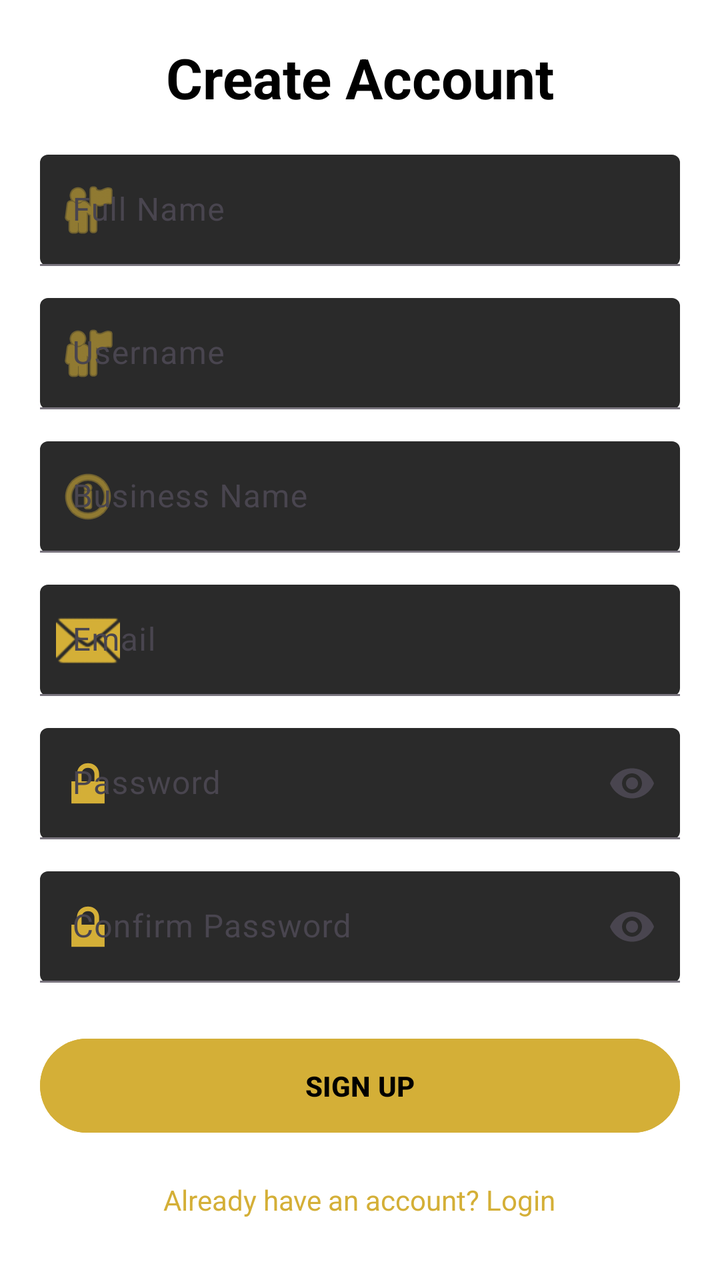
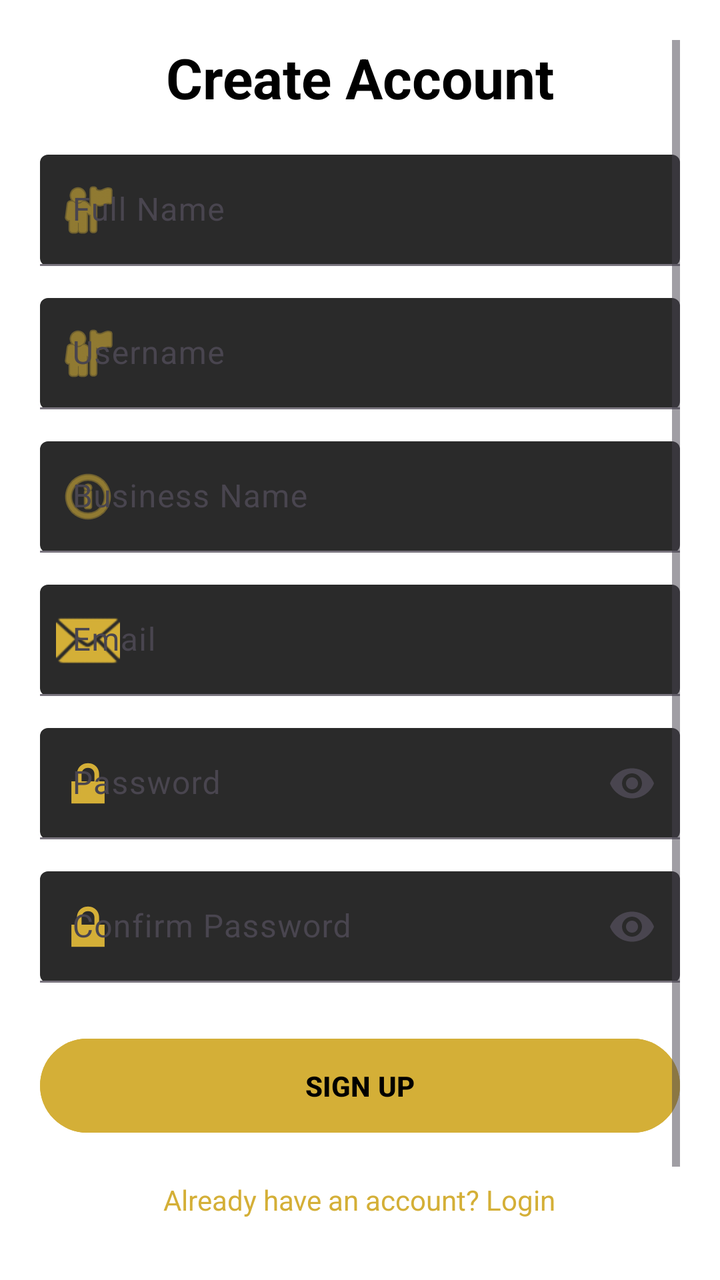

Two renders of the same Android screen: before a commit and after it. Below are the layout's source before the change and the commit's diff.
<!-- AndroidManifest.xml: application theme Theme._10 -->
<!-- res/layout/activity_sign_up.xml -->
<?xml version="1.0" encoding="utf-8"?>
<ScrollView xmlns:android="http://schemas.android.com/apk/res/android"
    xmlns:app="http://schemas.android.com/apk/res-auto"
    android:layout_width="match_parent"
    android:layout_height="match_parent"
    android:padding="20dp"
    android:background="#FFFFFF">

    <LinearLayout
        android:layout_width="match_parent"
        android:layout_height="wrap_content"
        android:orientation="vertical">

        
        <TextView
            android:layout_width="match_parent"
            android:layout_height="wrap_content"
            android:text="Create Account"
            android:textSize="28sp"
            android:textStyle="bold"
            android:gravity="center"
            android:textColor="#000000"
            android:layout_marginBottom="20dp"/>

        
        <com.google.android.material.textfield.TextInputLayout
            android:layout_width="match_parent"
            android:layout_height="wrap_content"
            android:hint="Full Name"
            app:boxBackgroundMode="filled"
            app:boxBackgroundColor="#2A2A2A"
            app:startIconDrawable="@android:drawable/ic_menu_myplaces"
            app:startIconTint="#D4AF37">

            <com.google.android.material.textfield.TextInputEditText
                android:id="@+id/etFullname"
                android:layout_width="match_parent"
                android:layout_height="wrap_content"
                android:textColor="#FFFFFF"/>
        </com.google.android.material.textfield.TextInputLayout>

        
        <com.google.android.material.textfield.TextInputLayout
            android:layout_width="match_parent"
            android:layout_height="wrap_content"
            android:layout_marginTop="16dp"
            android:hint="Username"
            app:boxBackgroundMode="filled"
            app:boxBackgroundColor="#2A2A2A"
            app:startIconDrawable="@android:drawable/ic_menu_myplaces"
            app:startIconTint="#D4AF37">

            <com.google.android.material.textfield.TextInputEditText
                android:id="@+id/etUsername"
                android:layout_width="match_parent"
                android:layout_height="wrap_content"
                android:textColor="#FFFFFF"/>
        </com.google.android.material.textfield.TextInputLayout>

        
        <com.google.android.material.textfield.TextInputLayout
            android:layout_width="match_parent"
            android:layout_height="wrap_content"
            android:layout_marginTop="16dp"
            android:hint="Business Name"
            app:boxBackgroundMode="filled"
            app:boxBackgroundColor="#2A2A2A"
            app:startIconDrawable="@android:drawable/ic_menu_info_details"
            app:startIconTint="#D4AF37">

            <com.google.android.material.textfield.TextInputEditText
                android:id="@+id/etBusinessName"
                android:layout_width="match_parent"
                android:layout_height="wrap_content"
                android:textColor="#FFFFFF"/>
        </com.google.android.material.textfield.TextInputLayout>

        
        <com.google.android.material.textfield.TextInputLayout
            android:layout_width="match_parent"
            android:layout_height="wrap_content"
            android:layout_marginTop="16dp"
            android:hint="Email"
            app:boxBackgroundMode="filled"
            app:boxBackgroundColor="#2A2A2A"
            app:startIconDrawable="@android:drawable/ic_dialog_email"
            app:startIconTint="#D4AF37">

            <com.google.android.material.textfield.TextInputEditText
                android:id="@+id/etEmail"
                android:layout_width="match_parent"
                android:layout_height="wrap_content"
                android:inputType="textEmailAddress"
                android:textColor="#FFFFFF"/>
        </com.google.android.material.textfield.TextInputLayout>

        
        <com.google.android.material.textfield.TextInputLayout
            android:layout_width="match_parent"
            android:layout_height="wrap_content"
            android:layout_marginTop="16dp"
            android:hint="Password"
            app:endIconMode="password_toggle"
            app:boxBackgroundMode="filled"
            app:boxBackgroundColor="#2A2A2A"
            app:startIconDrawable="@android:drawable/ic_lock_lock"
            app:startIconTint="#D4AF37">

            <com.google.android.material.textfield.TextInputEditText
                android:id="@+id/etPassword"
                android:layout_width="match_parent"
                android:layout_height="wrap_content"
                android:inputType="textPassword"
                android:textColor="#FFFFFF"/>
        </com.google.android.material.textfield.TextInputLayout>

        
        <com.google.android.material.textfield.TextInputLayout
            android:layout_width="match_parent"
            android:layout_height="wrap_content"
            android:layout_marginTop="16dp"
            android:hint="Confirm Password"
            app:endIconMode="password_toggle"
            app:boxBackgroundMode="filled"
            app:boxBackgroundColor="#2A2A2A"
            app:startIconDrawable="@android:drawable/ic_lock_lock"
            app:startIconTint="#D4AF37">

            <com.google.android.material.textfield.TextInputEditText
                android:id="@+id/etConfirmPassword"
                android:layout_width="match_parent"
                android:layout_height="wrap_content"
                android:inputType="textPassword"
                android:textColor="#FFFFFF"/>
        </com.google.android.material.textfield.TextInputLayout>

        
        <Button
            android:id="@+id/btnSignUp"
            android:layout_width="match_parent"
            android:layout_height="55dp"
            android:layout_marginTop="24dp"
            android:text="SIGN UP"
            android:textStyle="bold"
            android:textColor="#000000"
            android:backgroundTint="#D4AF37"/>

        
        <TextView
            android:id="@+id/tvLogin"
            android:layout_width="wrap_content"
            android:layout_height="wrap_content"
            android:text="Already have an account? Login"
            android:textColor="#D4AF37"
            android:layout_gravity="center_horizontal"
            android:layout_marginTop="20dp"/>
    </LinearLayout>

</ScrollView>
<!-- resources referenced by this layout -->
<resources>
  <style name="Theme._10" parent="Base.Theme._10" />
  <style name="Base.Theme._10" parent="Theme.Material3.DayNight.NoActionBar">
          
          
      </style>
</resources>

<!-- the commit's change to res/layout/activity_sign_up.xml (unified diff, before → after) -->
@@ -154,6 +154,20 @@
             android:textColor="#D4AF37"
             android:layout_gravity="center_horizontal"
             android:layout_marginTop="20dp"/>
+
+        <TextView
+            android:id="@+id/tvAASoftwares"
+            android:layout_width="wrap_content"
+            android:layout_height="wrap_content"
+            android:text="AAsoftwares"
+            android:textSize="18sp"
+            android:textColor="#673AB7"
+            android:layout_marginLeft="130dp"
+            android:layout_marginTop="48dp"
+            app:layout_constraintTop_toBottomOf="@id/tvAppName"
+            app:layout_constraintStart_toStartOf="parent"
+            app:layout_constraintEnd_toEndOf="parent"/>
+
     </LinearLayout>
 
 </ScrollView>
